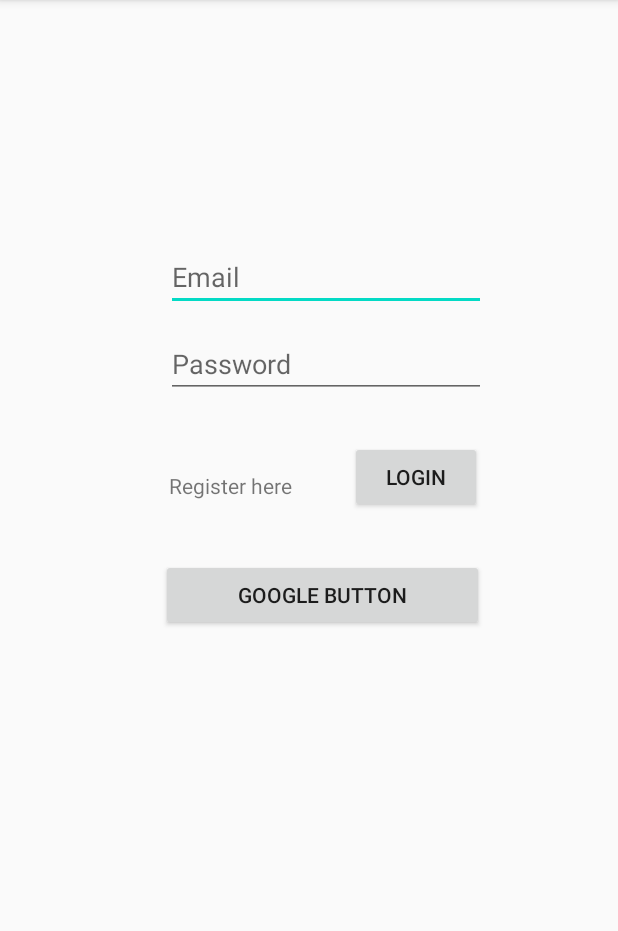
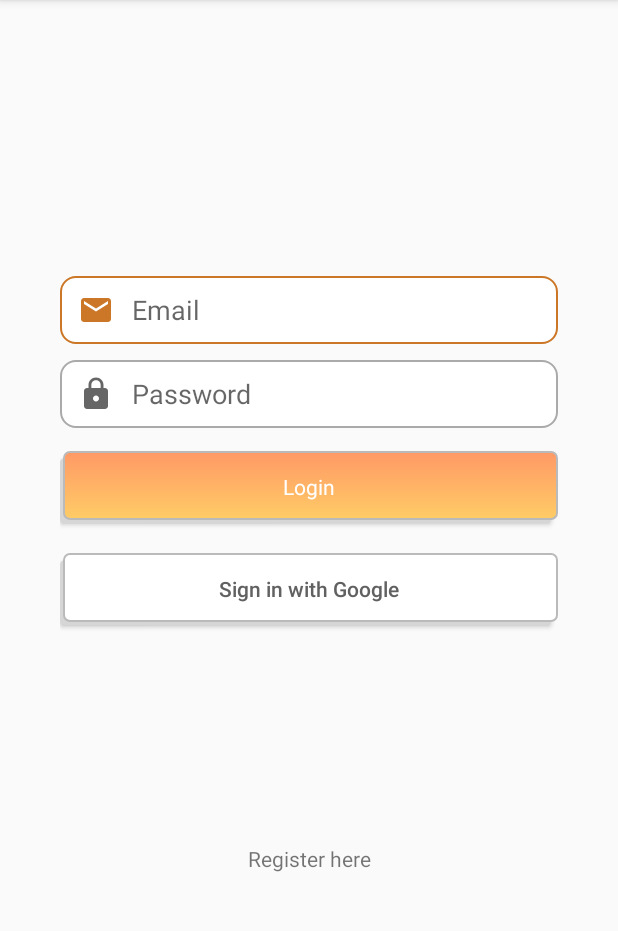
Before and after one commit to christoted/HackathonBNCC3.0, an Android app: the screen it shows after launch (LoginActivity), after a tap on "Login", on a phone screen of 412 x 824 dp, the part 84-1015 px from its top. Run offline under Robolectric (Android 15) with nearby library versions, the phone set to English and light mode, and no system bars; our stand-ins replace Firebase (no records; nobody signed in at launch, a user with empty details on screens opened directly); 1 other tap on this screen came first.

Commit message:
Adding XML

```diff
--- /dev/null
+++ b/app/src/main/res/drawable/button_google_selector.xml
@@ -0,0 +1,24 @@
+<?xml version="1.0" encoding="utf-8"?>
+<selector xmlns:android="http://schemas.android.com/apk/res/android">
+    <item>
+        <layer-list>
+            <item android:right="5dp" android:top="5dp">
+                <shape>
+                    <corners android:radius="3dp" />
+                    <solid android:color="#D6D6D6" />
+                </shape>
+            </item>
+            <item android:bottom="2dp" android:left="2dp">
+                <shape>
+                    <gradient android:angle="270"
+                        android:endColor="#FFFFFF" android:startColor="#FFFFFF" />
+                    <stroke android:width="1dp" android:color="#BABABA" />
+                    <corners android:radius="4dp" />
+                    <padding android:bottom="10dp" android:left="10dp"
+                        android:right="10dp" android:top="10dp" />
+                </shape>
+            </item>
+        </layer-list>
+    </item>
+
+</selector>
--- /dev/null
+++ b/app/src/main/res/drawable/button_selector.xml
@@ -0,0 +1,24 @@
+<?xml version="1.0" encoding="utf-8"?>
+<selector xmlns:android="http://schemas.android.com/apk/res/android">
+    <item>
+        <layer-list>
+            <item android:right="5dp" android:top="5dp">
+                <shape>
+                    <corners android:radius="3dp" />
+                    <solid android:color="#D6D6D6" />
+                </shape>
+            </item>
+            <item android:bottom="2dp" android:left="2dp">
+                <shape>
+                    <gradient android:angle="270"
+                        android:endColor="#ffcc66" android:startColor="#ff9966" />
+                    <stroke android:width="1dp" android:color="#BABABA" />
+                    <corners android:radius="4dp" />
+                    <padding android:bottom="10dp" android:left="10dp"
+                        android:right="10dp" android:top="10dp" />
+                </shape>
+            </item>
+        </layer-list>
+    </item>
+
+</selector>
--- /dev/null
+++ b/app/src/main/res/drawable/custom_button.xml
@@ -0,0 +1,8 @@
+<?xml version="1.0" encoding="utf-8"?>
+<shape xmlns:android="http://schemas.android.com/apk/res/android">
+
+    <gradient android:startColor="#ffcc66" android:endColor="#ff9966" android:type="linear"/>
+
+    <corners android:radius="50dp"/>
+
+</shape>
--- /dev/null
+++ b/app/src/main/res/drawable/custom_email_icon.xml
@@ -0,0 +1,9 @@
+<?xml version="1.0" encoding="utf-8"?>
+<selector xmlns:android="http://schemas.android.com/apk/res/android">
+
+    <item android:state_focused="true"
+        android:drawable="@drawable/ic_email_focused"/>
+
+    <item android:state_focused="false"
+        android:drawable="@drawable/ic_email"/>
+</selector>
--- /dev/null
+++ b/app/src/main/res/drawable/custom_input.xml
@@ -0,0 +1,19 @@
+<?xml version="1.0" encoding="utf-8"?>
+<selector xmlns:android="http://schemas.android.com/apk/res/android">
+    <item android:state_enabled="true" android:state_focused="true">
+        <shape android:shape="rectangle">
+            <solid android:color="@android:color/white"/>
+            <corners android:radius="10dp"/>
+            <stroke android:color="@color/darkorange" android:width="1dp"/>
+        </shape>
+    </item>
+
+    <item android:state_enabled="true" >
+        <shape android:shape="rectangle">
+            <solid android:color="@android:color/white"/>
+            <corners android:radius="10dp"/>
+            <stroke android:color="@android:color/darker_gray" android:width="1dp"/>
+        </shape>
+    </item>
+
+</selector>
--- /dev/null
+++ b/app/src/main/res/drawable/custom_lock_icon.xml
@@ -0,0 +1,9 @@
+<?xml version="1.0" encoding="utf-8"?>
+<selector xmlns:android="http://schemas.android.com/apk/res/android">
+
+    <item android:state_focused="true"
+        android:drawable="@drawable/ic_lock_focused"/>
+
+    <item android:state_focused="false"
+        android:drawable="@drawable/ic_lock"/>
+</selector>
--- /dev/null
+++ b/app/src/main/res/drawable/ic_email.xml
@@ -0,0 +1,10 @@
+<vector xmlns:android="http://schemas.android.com/apk/res/android"
+    android:width="24dp"
+    android:height="24dp"
+    android:viewportWidth="24"
+    android:viewportHeight="24"
+    android:tint="?attr/colorControlNormal">
+  <path
+      android:fillColor="@color/darkorange"
+      android:pathData="M20,4L4,4c-1.1,0 -1.99,0.9 -1.99,2L2,18c0,1.1 0.9,2 2,2h16c1.1,0 2,-0.9 2,-2L22,6c0,-1.1 -0.9,-2 -2,-2zM20,8l-8,5 -8,-5L4,6l8,5 8,-5v2z"/>
+</vector>
--- /dev/null
+++ b/app/src/main/res/drawable/ic_email_focused.xml
@@ -0,0 +1,10 @@
+<vector xmlns:android="http://schemas.android.com/apk/res/android"
+    android:width="24dp"
+    android:height="24dp"
+    android:viewportWidth="24"
+    android:viewportHeight="24"
+   >
+  <path
+      android:fillColor="@color/darkorange"
+      android:pathData="M20,4L4,4c-1.1,0 -1.99,0.9 -1.99,2L2,18c0,1.1 0.9,2 2,2h16c1.1,0 2,-0.9 2,-2L22,6c0,-1.1 -0.9,-2 -2,-2zM20,8l-8,5 -8,-5L4,6l8,5 8,-5v2z"/>
+</vector>
--- /dev/null
+++ b/app/src/main/res/drawable/ic_lock.xml
@@ -0,0 +1,10 @@
+<vector xmlns:android="http://schemas.android.com/apk/res/android"
+    android:width="24dp"
+    android:height="24dp"
+    android:viewportWidth="24"
+    android:viewportHeight="24"
+    android:tint="?attr/colorControlNormal">
+  <path
+      android:fillColor="@color/darkorange"
+      android:pathData="M18,8h-1L17,6c0,-2.76 -2.24,-5 -5,-5S7,3.24 7,6v2L6,8c-1.1,0 -2,0.9 -2,2v10c0,1.1 0.9,2 2,2h12c1.1,0 2,-0.9 2,-2L20,10c0,-1.1 -0.9,-2 -2,-2zM12,17c-1.1,0 -2,-0.9 -2,-2s0.9,-2 2,-2 2,0.9 2,2 -0.9,2 -2,2zM15.1,8L8.9,8L8.9,6c0,-1.71 1.39,-3.1 3.1,-3.1 1.71,0 3.1,1.39 3.1,3.1v2z"/>
+</vector>
--- /dev/null
+++ b/app/src/main/res/drawable/ic_lock_focused.xml
@@ -0,0 +1,10 @@
+<vector xmlns:android="http://schemas.android.com/apk/res/android"
+    android:width="24dp"
+    android:height="24dp"
+    android:viewportWidth="24"
+    android:viewportHeight="24"
+    >
+  <path
+      android:fillColor="@color/darkorange"
+      android:pathData="M18,8h-1L17,6c0,-2.76 -2.24,-5 -5,-5S7,3.24 7,6v2L6,8c-1.1,0 -2,0.9 -2,2v10c0,1.1 0.9,2 2,2h12c1.1,0 2,-0.9 2,-2L20,10c0,-1.1 -0.9,-2 -2,-2zM12,17c-1.1,0 -2,-0.9 -2,-2s0.9,-2 2,-2 2,0.9 2,2 -0.9,2 -2,2zM15.1,8L8.9,8L8.9,6c0,-1.71 1.39,-3.1 3.1,-3.1 1.71,0 3.1,1.39 3.1,3.1v2z"/>
+</vector>
--- a/app/src/main/res/layout/activity_login.xml
+++ b/app/src/main/res/layout/activity_login.xml
@@ -4,16 +4,22 @@
     xmlns:tools="http://schemas.android.com/tools"
     android:layout_width="match_parent"
     android:layout_height="match_parent"
+    android:padding="40dp"
     tools:context=".Activity.LoginActivity">
 
 
     <EditText
         android:id="@+id/id_et_activitylogin_email"
-        android:layout_width="wrap_content"
-        android:layout_height="wrap_content"
+        android:layout_width="match_parent"
+        android:layout_height="45dp"
         android:ems="10"
         android:hint="Email"
         android:inputType="textPersonName"
+        android:background="@drawable/custom_input"
+        android:drawableStart="@drawable/custom_email_icon"
+        android:drawablePadding="12dp"
+        android:paddingStart="12dp"
+        android:paddingEnd="12dp"
         app:layout_constraintBottom_toBottomOf="parent"
         app:layout_constraintEnd_toEndOf="parent"
         app:layout_constraintHorizontal_bias="0.557"
@@ -23,11 +29,16 @@
 
     <EditText
         android:id="@+id/id_et_activitylogin_password"
-        android:layout_width="wrap_content"
-        android:layout_height="wrap_content"
+        android:layout_width="match_parent"
+        android:layout_height="45dp"
         android:ems="10"
         android:hint="Password"
+        android:paddingStart="12dp"
+        android:paddingEnd="12dp"
+        android:background="@drawable/custom_input"
+        android:drawablePadding="12dp"
         android:inputType="textPassword"
+        android:drawableStart="@drawable/custom_lock_icon"
         app:layout_constraintBottom_toBottomOf="parent"
         app:layout_constraintEnd_toEndOf="parent"
         app:layout_constraintHorizontal_bias="0.557"
@@ -37,37 +48,41 @@
 
     <Button
         android:id="@+id/id_btn_activitylogin_login"
-        android:layout_width="wrap_content"
+        android:layout_width="match_parent"
         android:layout_height="wrap_content"
+        android:background="@drawable/button_selector"
         android:text="Login"
+        android:textColor="@color/white"
+        android:fontFamily="sans-serif"
+        android:textAllCaps="false"
         app:layout_constraintBottom_toBottomOf="parent"
         app:layout_constraintEnd_toEndOf="parent"
-        app:layout_constraintHorizontal_bias="0.721"
         app:layout_constraintStart_toStartOf="parent"
         app:layout_constraintTop_toBottomOf="@+id/id_et_activitylogin_password"
-        app:layout_constraintVertical_bias="0.063" />
+        app:layout_constraintVertical_bias="0.039" />
 
     <TextView
         android:id="@+id/id_tv_activitylogin_register"
         android:layout_width="wrap_content"
         android:layout_height="wrap_content"
         android:text="Register here"
+        android:fontFamily="sans-serif"
         app:layout_constraintBottom_toBottomOf="parent"
         app:layout_constraintEnd_toEndOf="parent"
-        app:layout_constraintHorizontal_bias="0.341"
         app:layout_constraintStart_toStartOf="parent"
-        app:layout_constraintTop_toBottomOf="@+id/id_et_activitylogin_password"
-        app:layout_constraintVertical_bias="0.1" />
+        app:layout_constraintTop_toBottomOf="@+id/id_btn_activitylogin_google" />
 
     <Button
         android:id="@+id/id_btn_activitylogin_google"
-        android:layout_width="215dp"
-        android:layout_height="48dp"
-        android:text="Google Button"
+        android:layout_width="match_parent"
+        android:layout_height="wrap_content"
+        android:text="Sign in with Google"
+        android:textAllCaps="false"
+        android:background="@drawable/button_google_selector"
+        android:textColor="@color/darkgrey"
         app:layout_constraintBottom_toBottomOf="parent"
         app:layout_constraintEnd_toEndOf="parent"
-        app:layout_constraintHorizontal_bias="0.545"
         app:layout_constraintStart_toStartOf="parent"
         app:layout_constraintTop_toBottomOf="@+id/id_btn_activitylogin_login"
-        app:layout_constraintVertical_bias="0.082" />
+        app:layout_constraintVertical_bias="0.06" />
 </androidx.constraintlayout.widget.ConstraintLayout>
```
